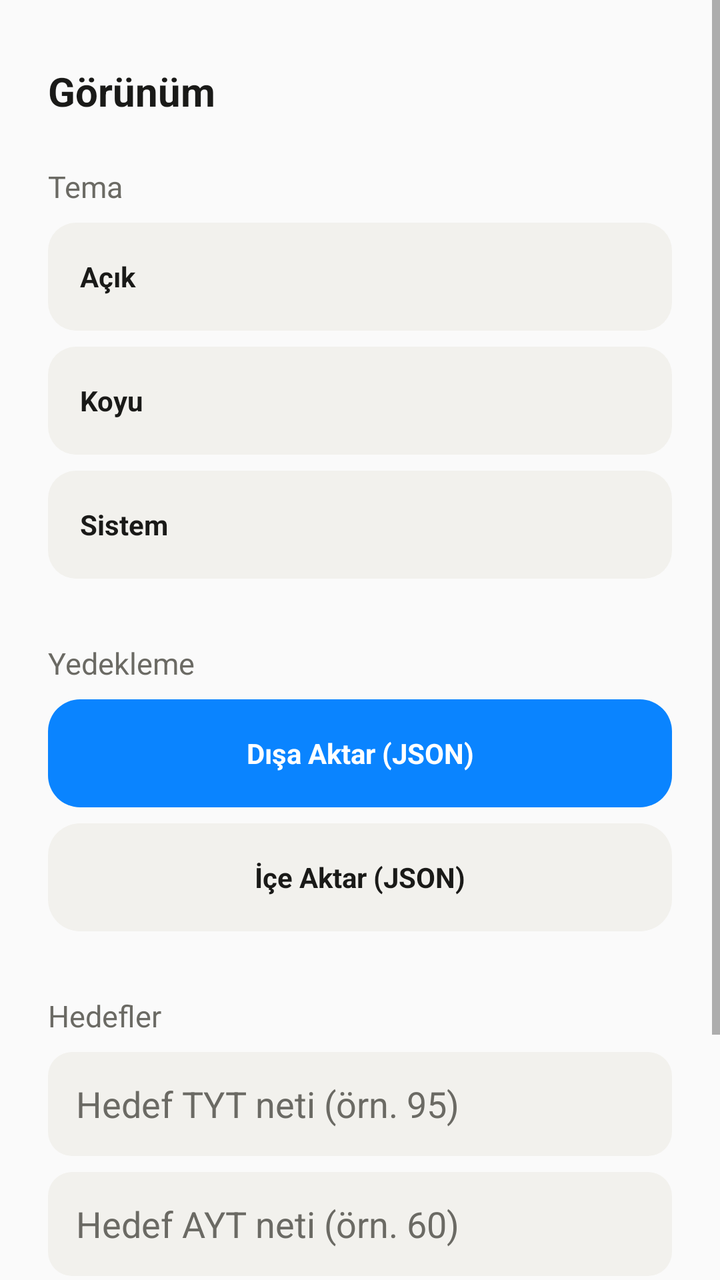
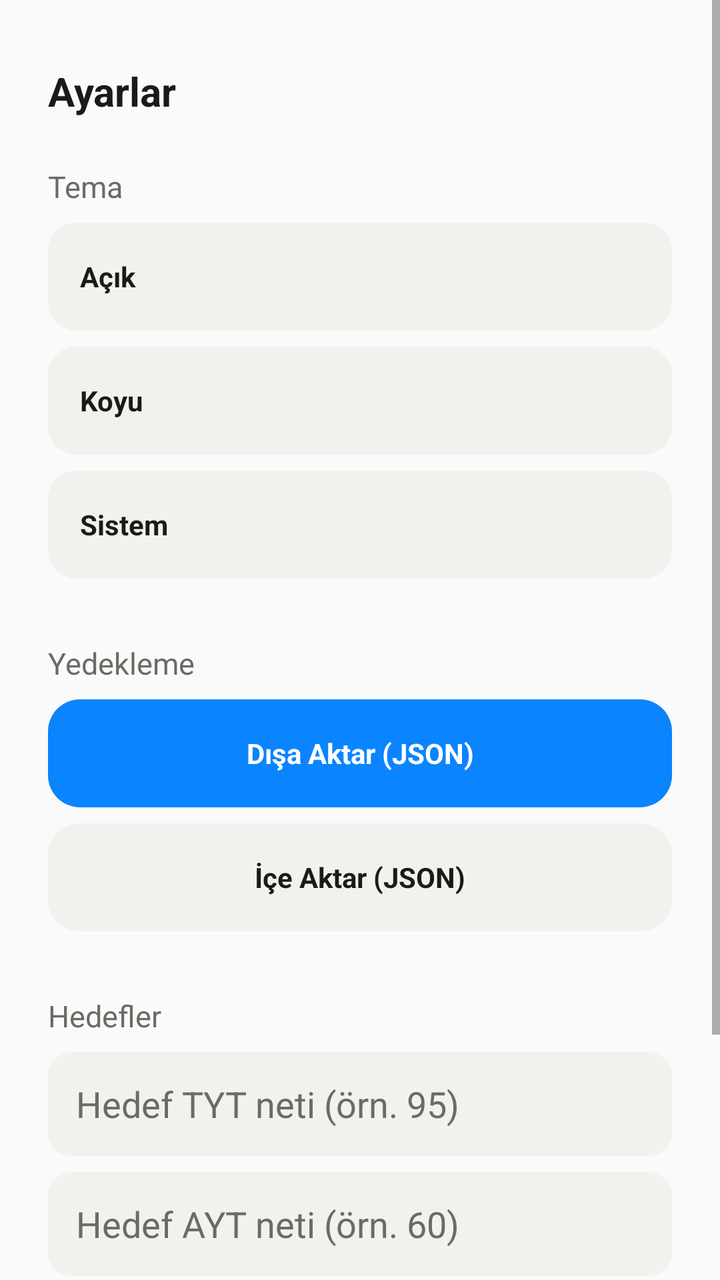

Two renders of the same Android screen: before a commit and after it. Below are the layout's source before the change and the commit's diff.
<!-- AndroidManifest.xml: application theme Theme.YksTakip -->
<!-- res/layout/fragment_settings.xml -->
<?xml version="1.0" encoding="utf-8"?>
<ScrollView xmlns:android="http://schemas.android.com/apk/res/android"
    android:layout_width="match_parent"
    android:layout_height="match_parent"
    android:background="@color/background">

    <LinearLayout
        android:layout_width="match_parent"
        android:layout_height="wrap_content"
        android:orientation="vertical"
        android:paddingHorizontal="@dimen/space_l"
        android:paddingTop="@dimen/space_xl">

        <TextView
            android:layout_width="match_parent"
            android:layout_height="wrap_content"
            android:text="Görünüm"
            android:textSize="@dimen/text_title"
            android:textStyle="bold"
            android:textColor="@color/on_background" />

        <TextView
            android:layout_width="match_parent"
            android:layout_height="wrap_content"
            android:layout_marginTop="@dimen/space_l"
            android:text="Tema"
            android:textSize="@dimen/text_body"
            android:textColor="@color/on_surface_secondary" />

        <TextView android:id="@+id/optLight" android:layout_width="match_parent" android:layout_height="54dp"
            android:layout_marginTop="@dimen/space_s" android:gravity="center_vertical" android:paddingHorizontal="16dp"
            android:text="Açık" android:textStyle="bold" android:background="@drawable/bg_pill_toggle" android:textColor="@color/on_background" />

        <TextView android:id="@+id/optDark" android:layout_width="match_parent" android:layout_height="54dp"
            android:layout_marginTop="@dimen/space_s" android:gravity="center_vertical" android:paddingHorizontal="16dp"
            android:text="Koyu" android:textStyle="bold" android:background="@drawable/bg_pill_toggle" android:textColor="@color/on_background" />

        <TextView android:id="@+id/optSystem" android:layout_width="match_parent" android:layout_height="54dp"
            android:layout_marginTop="@dimen/space_s" android:gravity="center_vertical" android:paddingHorizontal="16dp"
            android:text="Sistem" android:textStyle="bold" android:background="@drawable/bg_pill_toggle" android:textColor="@color/on_background" />

        <TextView
            android:layout_width="match_parent"
            android:layout_height="wrap_content"
            android:layout_marginTop="@dimen/space_xl"
            android:text="Yedekleme"
            android:textSize="@dimen/text_body"
            android:textColor="@color/on_surface_secondary" />

        <TextView android:id="@+id/btnExport" android:layout_width="match_parent" android:layout_height="54dp"
            android:layout_marginTop="@dimen/space_s" android:gravity="center" android:text="Dışa Aktar (JSON)"
            android:textStyle="bold" android:textColor="@android:color/white" android:background="@drawable/bg_button_primary"
            android:clickable="true" android:focusable="true" />

        <TextView android:id="@+id/btnImport" android:layout_width="match_parent" android:layout_height="54dp"
            android:layout_marginTop="@dimen/space_s" android:gravity="center" android:text="İçe Aktar (JSON)"
            android:textStyle="bold" android:background="@drawable/bg_button_secondary" android:textColor="@color/on_background"
            android:clickable="true" android:focusable="true" />

        <TextView
            android:layout_width="match_parent"
            android:layout_height="wrap_content"
            android:layout_marginTop="@dimen/space_xl"
            android:text="Hedefler"
            android:textSize="@dimen/text_body"
            android:textColor="@color/on_surface_secondary" />

        <EditText
            android:id="@+id/etTargetTyt"
            android:layout_width="match_parent"
            android:layout_height="52dp"
            android:layout_marginTop="@dimen/space_s"
            android:background="@drawable/bg_input"
            android:paddingHorizontal="14dp"
            android:hint="Hedef TYT neti (örn. 95)"
            android:inputType="numberDecimal"
            android:textColor="@color/on_background"
            android:textColorHint="@color/on_surface_secondary" />

        <EditText
            android:id="@+id/etTargetAyt"
            android:layout_width="match_parent"
            android:layout_height="52dp"
            android:layout_marginTop="@dimen/space_s"
            android:background="@drawable/bg_input"
            android:paddingHorizontal="14dp"
            android:hint="Hedef AYT neti (örn. 60)"
            android:inputType="numberDecimal"
            android:textColor="@color/on_background"
            android:textColorHint="@color/on_surface_secondary" />

        <EditText
            android:id="@+id/etDailyGoal"
            android:layout_width="match_parent"
            android:layout_height="52dp"
            android:layout_marginTop="@dimen/space_s"
            android:background="@drawable/bg_input"
            android:paddingHorizontal="14dp"
            android:hint="Günlük soru hedefi (örn. 300)"
            android:inputType="number"
            android:textColor="@color/on_background"
            android:textColorHint="@color/on_surface_secondary" />

        <TextView
            android:id="@+id/btnSaveGoals"
            android:layout_width="match_parent"
            android:layout_height="54dp"
            android:layout_marginTop="@dimen/space_s"
            android:layout_marginBottom="@dimen/space_xl"
            android:gravity="center"
            android:text="Hedefleri Kaydet"
            android:textStyle="bold"
            android:textColor="@android:color/white"
            android:background="@drawable/bg_button_primary"
            android:clickable="true"
            android:focusable="true" />

    </LinearLayout>
</ScrollView>
<!-- resources referenced by this layout -->
<resources>
  <color name="background">#FAFAFA</color>
  <color name="on_background">#1A1A18</color>
  <color name="on_surface_secondary">#6B6A64</color>
  <dimen name="space_l">24dp</dimen>
  <dimen name="space_s">8dp</dimen>
  <dimen name="space_xl">32dp</dimen>
  <dimen name="text_body">15sp</dimen>
  <dimen name="text_title">20sp</dimen>
  <!-- drawable bg_button_primary (drawable) -->
  <?xml version="1.0" encoding="utf-8"?>
  <ripple xmlns:android="http://schemas.android.com/apk/res/android"
      android:color="#33FFFFFF">
      <item>
          <shape android:shape="rectangle">
              <solid android:color="@color/accent" />
              <corners android:radius="16dp" />
          </shape>
      </item>
  </ripple>
  <!-- drawable bg_button_secondary (drawable) -->
  <?xml version="1.0" encoding="utf-8"?>
  <ripple xmlns:android="http://schemas.android.com/apk/res/android"
      android:color="#22000000">
      <item>
          <shape android:shape="rectangle">
              <solid android:color="@color/input_bg" />
              <corners android:radius="16dp" />
          </shape>
      </item>
  </ripple>
  <!-- drawable bg_input (drawable) -->
  <?xml version="1.0" encoding="utf-8"?>
  <shape xmlns:android="http://schemas.android.com/apk/res/android" android:shape="rectangle">
      <solid android:color="@color/input_bg" />
      <corners android:radius="12dp" />
  </shape>
  <!-- drawable bg_pill_toggle (drawable) -->
  <?xml version="1.0" encoding="utf-8"?>
  <selector xmlns:android="http://schemas.android.com/apk/res/android">
      <item android:state_selected="true">
          <shape android:shape="rectangle">
              <solid android:color="@color/accent" />
              <corners android:radius="14dp" />
          </shape>
      </item>
      <item>
          <shape android:shape="rectangle">
              <solid android:color="@color/input_bg" />
              <corners android:radius="14dp" />
          </shape>
      </item>
  </selector>
  <style name="Theme.YksTakip" parent="Theme.MaterialComponents.DayNight.NoActionBar">
          <item name="android:windowBackground">@color/background</item>
          <item name="android:statusBarColor">@color/background</item>
          <item name="android:navigationBarColor">@color/background</item>
          <item name="colorPrimary">@color/accent</item>
          <item name="colorAccent">@color/accent</item>
          <item name="android:windowLightStatusBar" tools:targetApi="m">true</item>
      </style>
  <color name="accent">#0A84FF</color>
  <color name="input_bg">#F2F1ED</color>
</resources>

<!-- the commit's change to res/layout/fragment_settings.xml (unified diff, before → after) -->
@@ -14,7 +14,7 @@
         <TextView
             android:layout_width="match_parent"
             android:layout_height="wrap_content"
-            android:text="Görünüm"
+            android:text="Ayarlar"
             android:textSize="@dimen/text_title"
             android:textStyle="bold"
             android:textColor="@color/on_background" />
